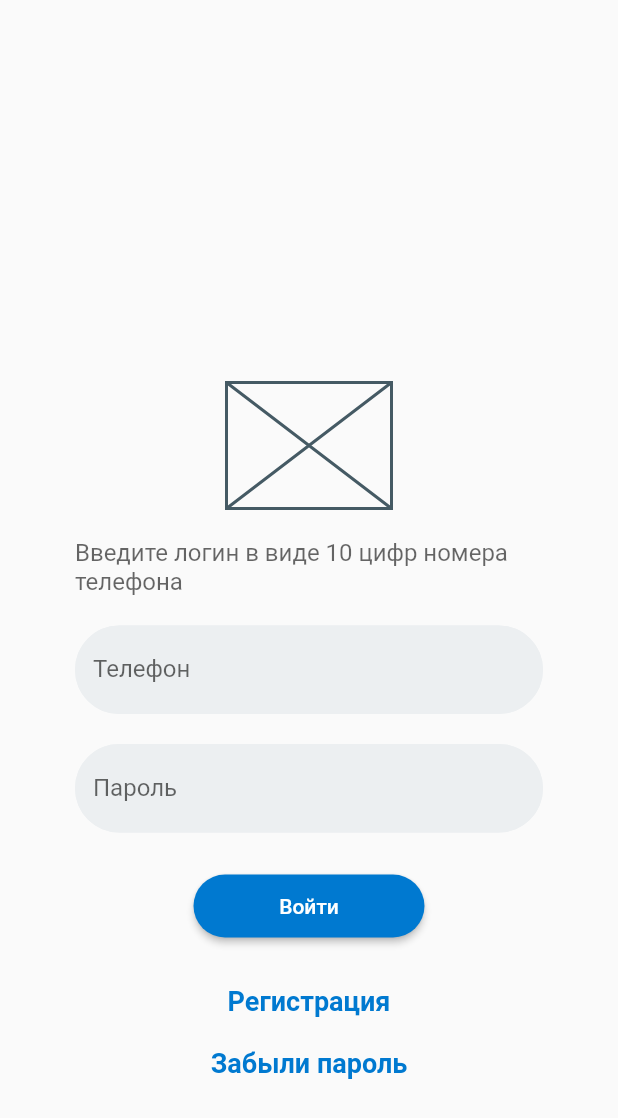
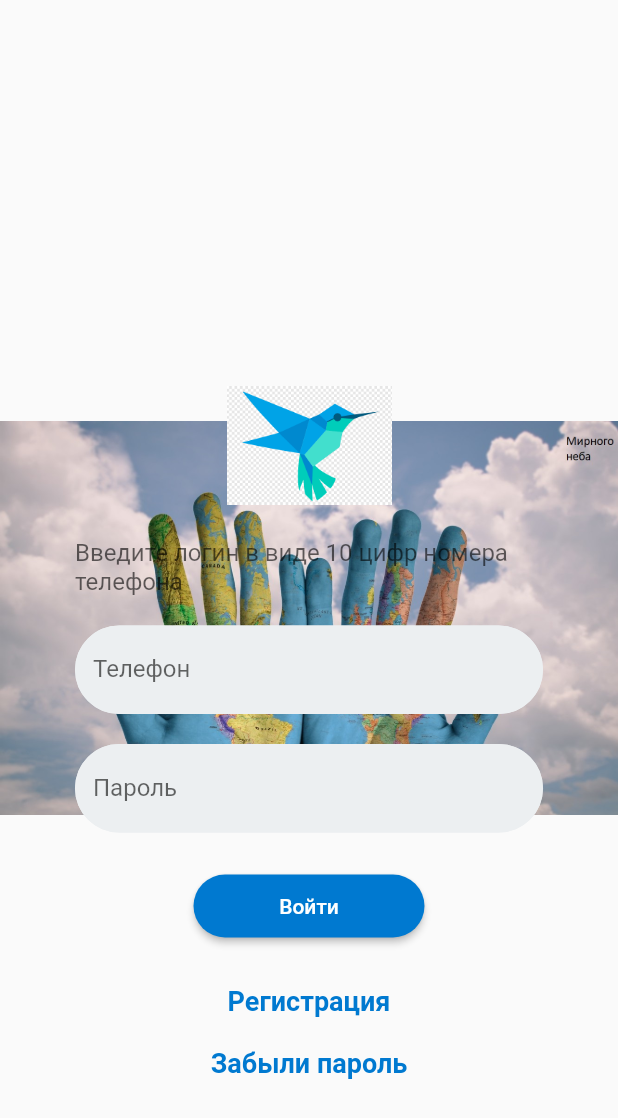
Before and after one commit to NailyaBash/auth_2, a Flutter app: the screen it shows after launch, on a phone screen of 412 x 824 dp. Shown: the top 1118 px of the screen. Run offline on Flutter 3.47's test engine with Material 2 defaults, Android fonts, the phone set to English and light mode, and no system bars.

Commit message:
Добавлены изображения

```diff
--- a/lib/main.dart
+++ b/lib/main.dart
@@ -23,6 +23,12 @@ const linkTextStyle=TextStyle(
 
       home: Scaffold(
         body: Container(
+          decoration: const BoxDecoration(
+            image: DecorationImage(
+              image: AssetImage('assets/mir.jpg'),
+              fit: BoxFit.contain,
+            ),
+          ),
           width: double.infinity,
           height: double.infinity,
           padding: EdgeInsets.symmetric(horizontal: 50),
@@ -30,7 +36,8 @@ const linkTextStyle=TextStyle(
                        child: SingleChildScrollView(
               child: Column(children:  [
                 SizedBox(height: 150,),
-                SizedBox(width: 110, height: 84, child: Placeholder(),),
+                const SizedBox(width: 110, height: 84,
+                  child: Image(image: AssetImage('assets/png.png')),),
                 SizedBox(height: 20,),
                 Text ('Введите логин в виде 10 цифр номера телефона',
                 style: TextStyle(fontSize: 16, color: Color.fromRGBO(0, 0, 0, 0.6)),),
--- a/pubspec.yaml
+++ b/pubspec.yaml
@@ -56,6 +56,9 @@ flutter:
   # included with your application, so that you can use the icons in
   # the material Icons class.
   uses-material-design: true
+  assets:
+    - assets/png.png
+    - assets/mir.jpg
 
   # To add assets to your application, add an assets section, like this:
   # assets:
```
Also changed, not shown: assets/mir.jpg (added), assets/png.png (added).
